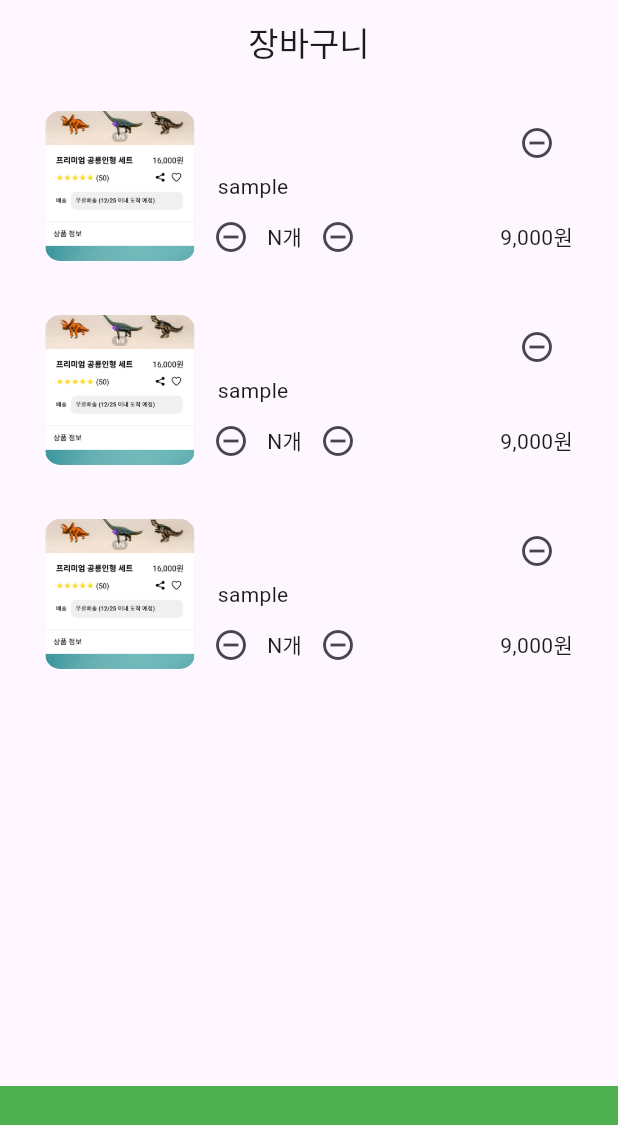
After one commit to dino-cry/dino_shop, a Flutter app: the DinoCartListPage screen opened directly, on a phone screen of 412 x 824 dp. The commit adds this screen. Shown: the top 1125 px of the screen. Run offline on Flutter 3.47's test engine with Material 3 defaults, Android fonts, the phone set to English and light mode, and no system bars.

Commit message:
feat: UI 구조 형성

```diff
--- a/lib/model/product.dart
+++ b/lib/model/product.dart
@@ -4,7 +4,7 @@ class Product {
   String name;
   int price;
   String contents;
-  List<Path> image;
+  List<String> image;
 
   Product({
     required this.name,
--- a/lib/pages/dino_cart_list/dino_cart_list_page.dart
+++ b/lib/pages/dino_cart_list/dino_cart_list_page.dart
@@ -1,8 +1,62 @@
+import 'package:dino_shop/model/product.dart';
+import 'package:dino_shop/pages/dino_cart_list/widgets/cart_items_list.dart';
+import 'package:dino_shop/pages/dino_cart_list/widgets/cart_summary_bar.dart';
+import 'package:dino_shop/theme.dart';
 import 'package:flutter/material.dart';
+
+void main() {
+  runApp(const MyApp());
+}
+
+class MyApp extends StatelessWidget {
+  const MyApp({super.key});
+
+  @override
+  Widget build(BuildContext context) {
+    return MaterialApp(
+      home: DinoCartListPage(),
+      themeMode: ThemeMode.system,
+      theme: theme,
+      darkTheme: darkTheme,
+    );
+  }
+}
+
+List<Product>? productList = [
+  Product(
+      name: "sample",
+      price: 9000,
+      contents: "Sample Content",
+      image: ['assets/images/product/smaple_image.png']),
+  Product(
+      name: "sample",
+      price: 9000,
+      contents: "Sample Content",
+      image: ['assets/images/product/smaple_image.png']),
+  Product(
+      name: "sample",
+      price: 9000,
+      contents: "Sample Content",
+      image: ['assets/images/product/smaple_image.png']),
+];
 
 class DinoCartListPage extends StatelessWidget {
   @override
   Widget build(BuildContext context) {
-    return Text('DinoCartListPage');
+    return Scaffold(
+      appBar: AppBar(
+        title: Text("장바구니"),
+        centerTitle: true,
+      ),
+      body: Column(
+        children: [
+          // 장바구니 아이템 목록
+          CartItemsList(productList!),
+
+          // 구매 정보 박스
+          CartSummaryBar(),
+        ],
+      ),
+    );
   }
 }
--- /dev/null
+++ b/lib/pages/dino_cart_list/widgets/cart_item.dart
@@ -0,0 +1,94 @@
+import 'package:dino_shop/model/product.dart';
+import 'package:flutter/material.dart';
+
+class CartItem extends StatelessWidget {
+  Product item;
+
+  CartItem(this.item);
+
+  @override
+  Widget build(BuildContext context) {
+    return Container(
+      padding: EdgeInsets.symmetric(vertical: 10),
+      child: Row(
+        children: [
+          // 제품 이미지
+          Container(
+            width: 100,
+            height: 100,
+            decoration: BoxDecoration(
+              image: DecorationImage(
+                image: AssetImage(item.image.first),
+                fit: BoxFit.cover,
+              ),
+              borderRadius: BorderRadius.circular(10),
+            ),
+          ),
+
+          // 제품 이름, 갯수 등 정보
+          Expanded(
+            child: Column(
+              mainAxisAlignment: MainAxisAlignment.end,
+              children: [
+                Row(
+                  children: [
+                    Spacer(),
+                    IconButton(
+                      padding: EdgeInsets.only(top: 10),
+                      onPressed: () {
+                        print("delete this item!!");
+                      },
+                      icon: Icon(Icons.remove_circle_outline),
+                    ),
+                  ],
+                ),
+                Row(
+                  children: [
+                    Padding(
+                      padding: const EdgeInsets.only(left: 15),
+                      child: Text(
+                        item.name,
+                        style: Theme.of(context).textTheme.bodyMedium,
+                      ),
+                    ),
+                  ],
+                ),
+                Row(
+                  children: [
+                    // 갯수 조절 버튼
+                    ControlItemCount(),
+
+                    Spacer(),
+
+                    // 가격 표시
+                    Text("9,000원"),
+                  ],
+                )
+              ],
+            ),
+          ),
+        ],
+      ),
+    );
+  }
+
+  Row ControlItemCount() {
+    return Row(
+      children: [
+        IconButton(
+          onPressed: () {
+            print("delete this item!!");
+          },
+          icon: Icon(Icons.remove_circle_outline),
+        ),
+        Text("N개"),
+        IconButton(
+          onPressed: () {
+            print("delete this item!!");
+          },
+          icon: Icon(Icons.remove_circle_outline),
+        ),
+      ],
+    );
+  }
+}
--- /dev/null
+++ b/lib/pages/dino_cart_list/widgets/cart_items_list.dart
@@ -0,0 +1,25 @@
+import 'package:dino_shop/model/product.dart';
+import 'package:dino_shop/pages/dino_cart_list/dino_cart_list_page.dart';
+import 'package:dino_shop/pages/dino_cart_list/widgets/cart_item.dart';
+import 'package:flutter/material.dart';
+
+class CartItemsList extends StatelessWidget {
+  const CartItemsList(
+    List<Product> productList, {
+    super.key,
+  });
+
+  @override
+  Widget build(BuildContext context) {
+    return Expanded(
+      child: Padding(
+        padding: const EdgeInsets.symmetric(horizontal: 30),
+        child: ListView(
+          children: [
+            for (Product item in productList!) CartItem(item),
+          ],
+        ),
+      ),
+    );
+  }
+}
--- /dev/null
+++ b/lib/pages/dino_cart_list/widgets/cart_summary_bar.dart
@@ -0,0 +1,16 @@
+import 'package:flutter/material.dart';
+
+class CartSummaryBar extends StatelessWidget {
+  const CartSummaryBar({
+    super.key,
+  });
+
+  @override
+  Widget build(BuildContext context) {
+    return Container(
+      width: double.infinity,
+      height: 100,
+      color: Colors.green,
+    );
+  }
+}
```
